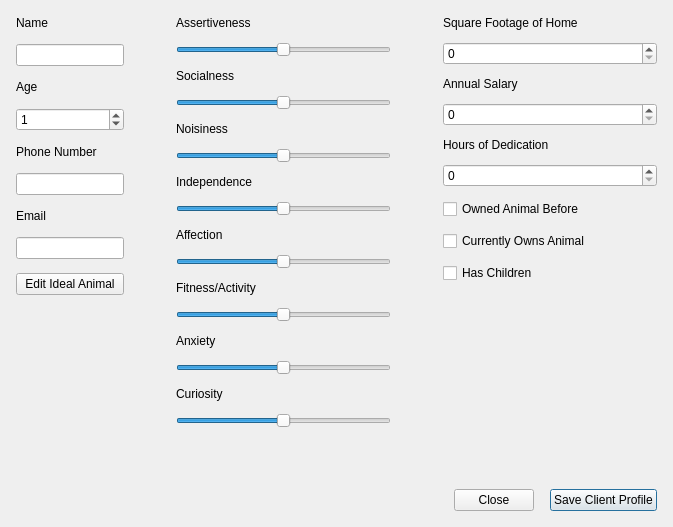
Old version of the form app/MainWindow/ClientDetailsModal.ui in the repository lfroms/cuacs.
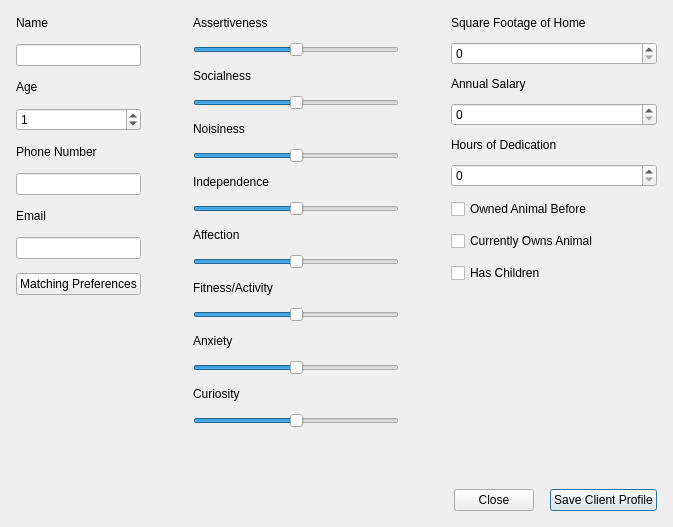
New version of the form.

Commit message: Fix crashing when client is nullptr

The edit to the form file:
```diff
--- a/app/MainWindow/ClientDetailsModal.ui
+++ b/app/MainWindow/ClientDetailsModal.ui
@@ -125,7 +125,7 @@
        <item>
         <widget class="QPushButton" name="editIdealAnimal">
          <property name="text">
-          <string>Edit Ideal Animal</string>
+          <string>Matching Preferences</string>
          </property>
         </widget>
        </item>
```
The commit also changes 1 other file.
